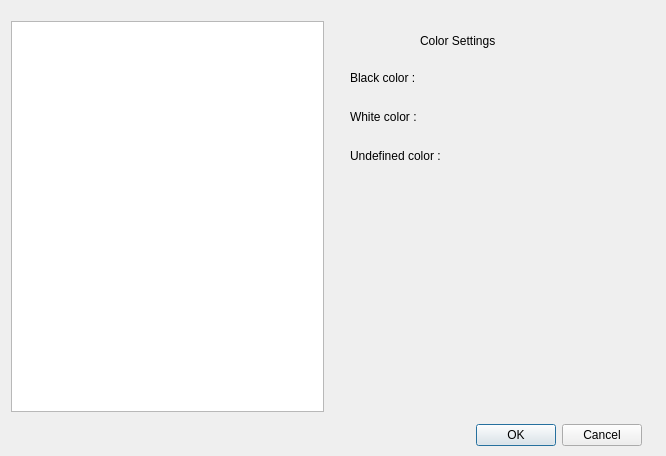
Qt form src/levelChangeDialog/levelchangedialog.ui (TrubArt/NonogrammQt) before a commit.
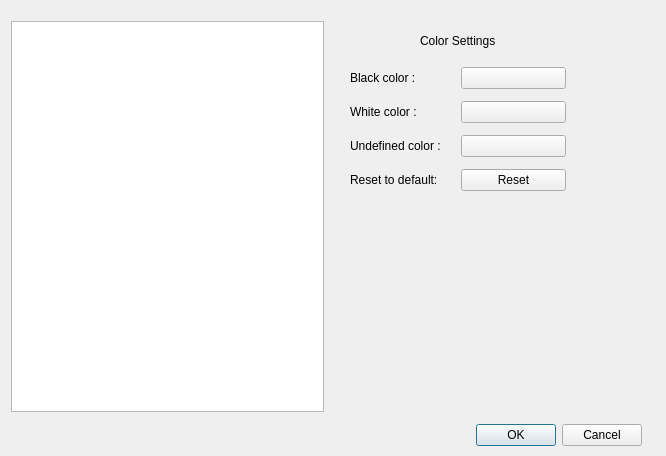
The same form after that commit.

Commit message: added functionality for color and oportunity for user to change and reset colors

```diff
--- a/src/levelChangeDialog/levelchangedialog.ui
+++ b/src/levelChangeDialog/levelchangedialog.ui
@@ -43,39 +43,11 @@
          <rect>
           <x>20</x>
           <y>40</y>
-          <width>211</width>
-          <height>111</height>
+          <width>216</width>
+          <height>139</height>
          </rect>
         </property>
         <layout class="QGridLayout" name="gridLayout_2">
-         <item row="0" column="0">
-          <widget class="QLabel" name="label_2">
-           <property name="text">
-            <string>Black color :</string>
-           </property>
-          </widget>
-         </item>
-         <item row="0" column="1">
-          <widget class="QLabel" name="blackColorLabel">
-           <property name="text">
-            <string/>
-           </property>
-          </widget>
-         </item>
-         <item row="1" column="0">
-          <widget class="QLabel" name="label_3">
-           <property name="text">
-            <string>White color :</string>
-           </property>
-          </widget>
-         </item>
-         <item row="1" column="1">
-          <widget class="QLabel" name="whiteColorLabel">
-           <property name="text">
-            <string/>
-           </property>
-          </widget>
-         </item>
          <item row="2" column="0">
           <widget class="QLabel" name="label_5">
            <property name="text">
@@ -83,13 +55,55 @@
            </property>
           </widget>
          </item>
+         <item row="1" column="1">
+          <widget class="QPushButton" name="whiteColorButton">
+           <property name="text">
+            <string/>
+           </property>
+          </widget>
+         </item>
+         <item row="1" column="0">
+          <widget class="QLabel" name="label_3">
+           <property name="text">
+            <string>White color :</string>
+           </property>
+          </widget>
+         </item>
          <item row="2" column="1">
-          <widget class="QLabel" name="undefinedColorLabel">
+          <widget class="QPushButton" name="undefinedColorButton">
            <property name="text">
             <string/>
            </property>
           </widget>
          </item>
+         <item row="0" column="0">
+          <widget class="QLabel" name="label_2">
+           <property name="text">
+            <string>Black color :</string>
+           </property>
+          </widget>
+         </item>
+         <item row="0" column="1">
+          <widget class="QPushButton" name="blackColorButton">
+           <property name="text">
+            <string/>
+           </property>
+          </widget>
+         </item>
+         <item row="3" column="0">
+          <widget class="QLabel" name="label_4">
+           <property name="text">
+            <string>Reset to default: </string>
+           </property>
+          </widget>
+         </item>
+         <item row="3" column="1">
+          <widget class="QPushButton" name="resetButton">
+           <property name="text">
+            <string>Reset</string>
+           </property>
+          </widget>
+         </item>
         </layout>
        </widget>
        <widget class="QLabel" name="label">
```
The commit also changes 7 other files.
